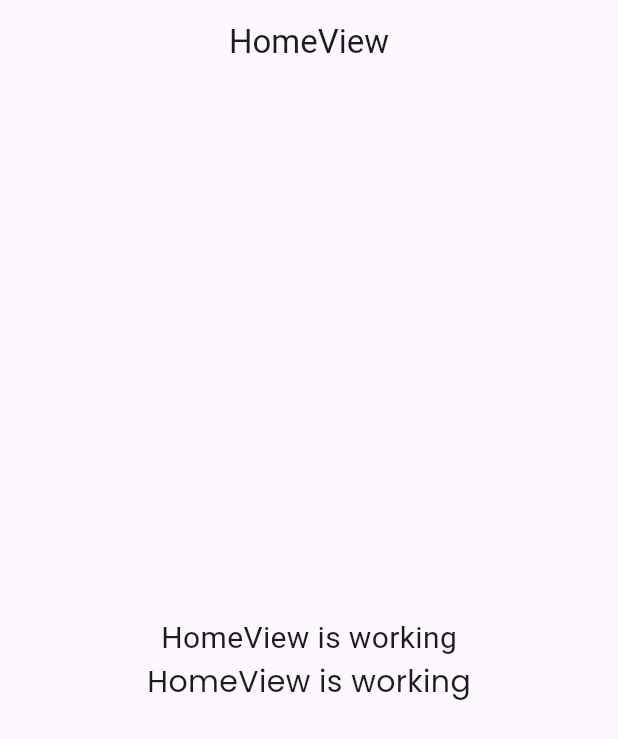
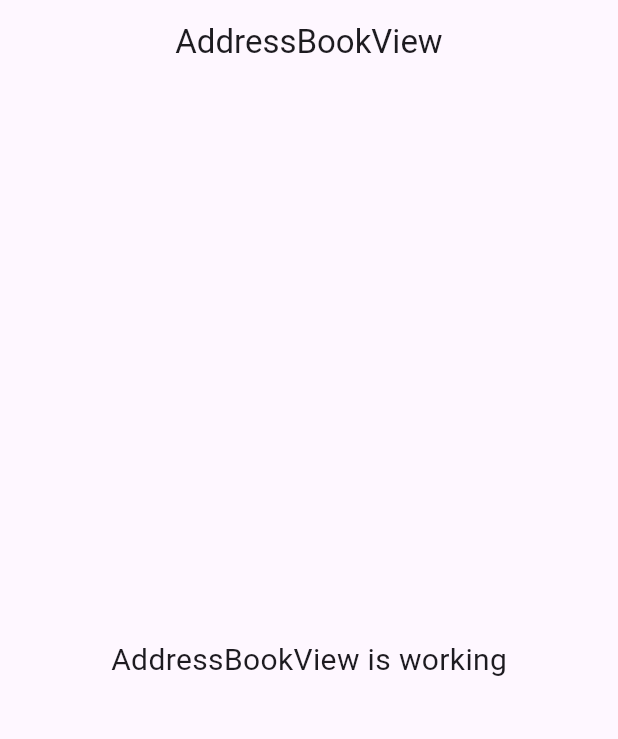
Before and after one commit to utsobe/datum-address-book, a Flutter app: the screen it shows after launch, on a phone screen of 412 x 824 dp. Shown: the top 739 px of the screen. Run offline on Flutter 3.47's test engine with Material 3 defaults, Android fonts, the phone set to English and light mode, and no system bars; our stand-ins replace get.

Commit message:
Getting some dependency and create address_book module

```diff
--- /dev/null
+++ b/lib/app/modules/address_book/views/address_book_view.dart
@@ -0,0 +1,24 @@
+import 'package:flutter/material.dart';
+
+import 'package:get/get.dart';
+
+import '../controllers/address_book_controller.dart';
+
+class AddressBookView extends GetView<AddressBookController> {
+  const AddressBookView({super.key});
+  @override
+  Widget build(BuildContext context) {
+    return Scaffold(
+      appBar: AppBar(
+        title: const Text('AddressBookView'),
+        centerTitle: true,
+      ),
+      body: const Center(
+        child: Text(
+          'AddressBookView is working',
+          style: TextStyle(fontSize: 20),
+        ),
+      ),
+    );
+  }
+}
--- a/lib/app/routes/app_routes.dart
+++ b/lib/app/routes/app_routes.dart
@@ -4,9 +4,11 @@ part of 'app_pages.dart';
 abstract class Routes {
   Routes._();
   static const HOME = _Paths.HOME;
+  static const ADDRESS_BOOK = _Paths.ADDRESS_BOOK;
 }
 
 abstract class _Paths {
   _Paths._();
   static const HOME = '/home';
+  static const ADDRESS_BOOK = '/address-book';
 }
--- a/pubspec.yaml
+++ b/pubspec.yaml
@@ -35,6 +35,12 @@ dependencies:
   # Use with the CupertinoIcons class for iOS style icons.
   cupertino_icons: ^1.0.8
   get: ^4.7.2
+  hive: ^2.2.3
+  google_fonts: ^6.2.1
+  dio: ^5.8.0+1
+  path_provider: ^2.1.5
+  file_picker: ^10.2.0
+  photo_view: ^0.15.0
 
 dev_dependencies:
   flutter_test:
```
Also changed, not shown: lib/app/modules/address_book/bindings/address_book_binding.dart (added, +12 -0 lines), lib/app/modules/address_book/controllers/address_book_controller.dart (added, +23 -0 lines), lib/app/routes/app_pages.dart (+8 -1 lines), pubspec.lock, 3 other files.
